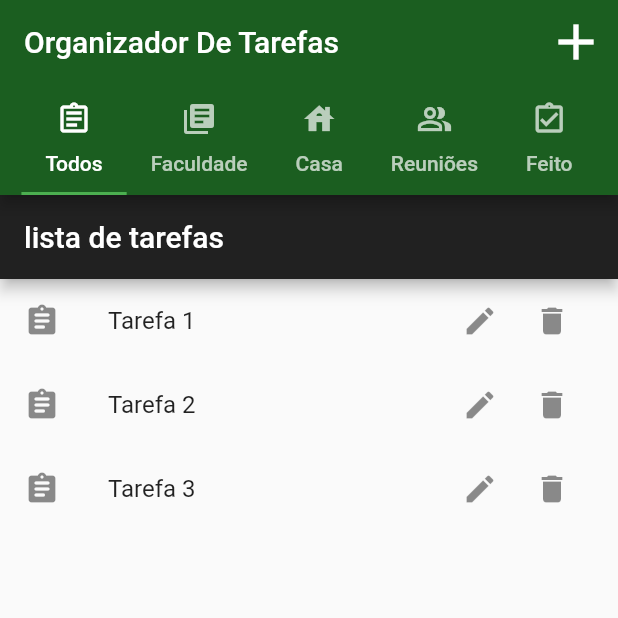
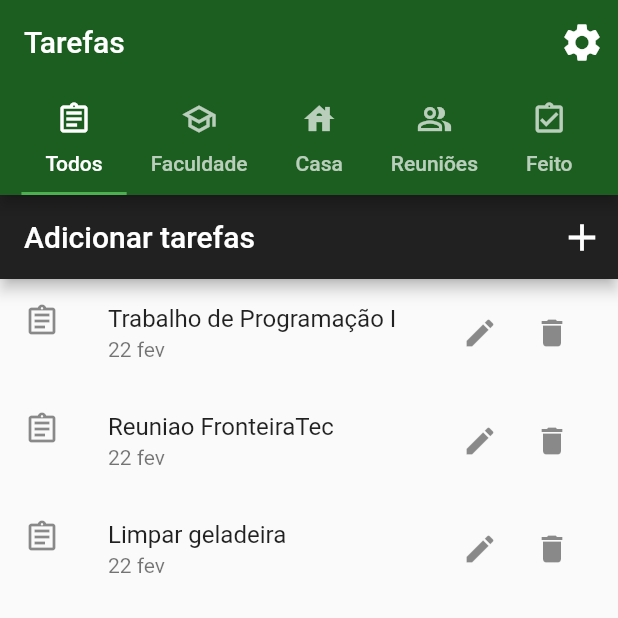
Before and after one commit to fabricioromanii/AppFlutter, a Flutter app: the screen it shows after launch, on a phone screen of 412 x 824 dp, the top half of it. Run offline on Flutter 3.47's test engine with Material 2 defaults, Android fonts, the phone set to English and light mode, and no system bars.

Commit message:
add formulario de tarefas

```diff
--- a/lib/components/TarefaTile.dart
+++ b/lib/components/TarefaTile.dart
@@ -4,16 +4,14 @@ import 'package:flutter/widgets.dart';
 import 'package:CursoFlutter/models/tarefas.dart';
 
 class TarefaTile extends StatelessWidget{
-
   final Tarefa tarefa;
   const TarefaTile(this.tarefa);
-
   @override
   Widget build(BuildContext context) {
     return ListTile(
-      leading: Icon(Icons.assignment_rounded),
+      leading: Icon(Icons.assignment_outlined),
       title: Text(tarefa.name),
-      //subtitle: Text(tarefa.prazo),
+      subtitle: Text(tarefa.prazo),
       trailing:Container(
         width: 100,
         child: Row(
--- a/lib/data/dummy_tarefas.dart
+++ b/lib/data/dummy_tarefas.dart
@@ -3,19 +3,19 @@ import 'package:CursoFlutter/models/tarefas.dart';
 const TAREFAS = {
   '1': const Tarefa(
     id:'1',
-    name:'Tarefa 1',
+    name:'Trabalho de Programação I',
     prazo: '22 fev',
     classificacao:'importante',
   ),
   '2': const Tarefa(
     id:'2',
-    name:'Tarefa 2',
+    name:'Reuniao FronteiraTec',
     prazo: '22 fev',
     classificacao:'importante',
   ),
   '3': const Tarefa(
     id:'3',
-    name:'Tarefa 3',
+    name:'Limpar geladeira',
     prazo: '22 fev',
     classificacao:'importante',
   ),
--- a/lib/main.dart
+++ b/lib/main.dart
@@ -2,6 +2,11 @@ import 'package:flutter/cupertino.dart';
 import 'package:flutter/material.dart';
 import 'package:flutter/widgets.dart';
 import 'package:CursoFlutter/views/tarefas_list.dart';
+import 'package:provider/provider.dart';
+import 'package:CursoFlutter/provider/tarefas.dart';
+import 'package:CursoFlutter/routes/appRoutes.dart';
+import 'package:CursoFlutter/views/tarefa_form.dart';
+
 
 main(){
   runApp(new MyApp());
@@ -9,7 +14,12 @@ main(){
 class MyApp extends StatelessWidget {
   @override
   Widget build(BuildContext context){
-    return MaterialApp(
+
+    return ChangeNotifierProvider(
+      create: (ctx) => Tarefas(),
+      child: MaterialApp(
+        debugShowCheckedModeBanner: false,
+        title: 'Tarefas',
         theme: ThemeData(
           primarySwatch: Colors.green,
         ),
@@ -17,13 +27,13 @@ class MyApp extends StatelessWidget {
           length: choices.length,
           child: Scaffold(
             appBar: AppBar(
-            title: const Text("Organizador De Tarefas"),
+              title: const Text("Tarefas"),
               backgroundColor: Colors.green[900],
               elevation: 4.0,
               actions:[
                 IconButton(
-                icon: Icon(Icons.add_outlined),
-                iconSize:40,
+                  icon: Icon(Icons.settings),
+                  iconSize:30,
                   color: Colors.white,
                   onPressed: (){},
                 ),
@@ -38,8 +48,12 @@ class MyApp extends StatelessWidget {
                 }).toList(),
               ),
             ),
-          body:TarefasList(),
+            body:TarefaList(),
           ),
+        ),
+        routes:{
+          AppRoutes.TAREFA_FORM: (_) => TarefaForm()
+        },
       ),
     );
   }
@@ -53,7 +67,7 @@ class Choice{
 
 const List<Choice> choices = <Choice>[
   Choice(title:'Todos',icon: Icons.assignment_outlined),
-  Choice(title:'Faculdade',icon: Icons.library_books),
+  Choice(title:'Faculdade',icon: Icons.school_outlined),
   Choice(title:'Casa',icon: Icons.house),
   Choice(title:'Reuniões',icon: Icons.people_alt_outlined),
   Choice(title:'Feito',icon: Icons.assignment_turned_in_outlined),
@@ -72,7 +86,7 @@ class ChoicePage extends StatelessWidget{
           mainAxisSize: MainAxisSize.min,
           crossAxisAlignment: CrossAxisAlignment.center,
           children: <Widget>[
-            Icon(choice.icon,color:textStyle.color,),
+            Icon(choice.icon,color:textStyle.color),
             Text(choice.title, style: textStyle),
           ],
         ),
--- a/lib/models/tarefas.dart
+++ b/lib/models/tarefas.dart
@@ -5,9 +5,11 @@ class Tarefa{
   final String name;
   final String prazo;
   final String classificacao;
+  //final int tipo; // 1 faculdade - 2 casa - 3 compras - 4 reunioes - 5 feito
 
   const Tarefa({
     this.id,
+    //@required this.tipo,
     @required this.name,
     @required this.prazo,
     @required this.classificacao,
--- /dev/null
+++ b/lib/routes/appRoutes.dart
@@ -0,0 +1,4 @@
+class AppRoutes{
+  static const HOME = "/";
+  static const TAREFA_FORM = "/tarefa-form";
+}
--- a/lib/views/tarefas_list.dart
+++ b/lib/views/tarefas_list.dart
@@ -1,21 +1,32 @@
 import 'package:flutter/material.dart';
-import 'package:CursoFlutter/data/dummy_tarefas.dart';
+import 'package:provider/provider.dart';
 import 'package:CursoFlutter/components/TarefaTile.dart';
-
-class TarefasList extends StatelessWidget {
+import'package:CursoFlutter/provider/tarefas.dart';
+import 'package:CursoFlutter/routes/appRoutes.dart';
+class TarefaList extends StatelessWidget {
   @override
   Widget build(BuildContext context) {
-
-    final tarefas = {...TAREFAS};
-
+    final Tarefas tarefas = Provider.of(context);
     return Scaffold(
       appBar: AppBar(
-        title : Text('lista de tarefas'),
-        backgroundColor: Colors.grey[900],
-      ),
+      title : Text('Adicionar tarefas'),
+      actions:[
+        IconButton(
+          icon: Icon(Icons.add),
+          iconSize:30,
+          color: Colors.white,
+          onPressed: (){
+           Navigator.of(context).pushNamed(
+             AppRoutes.TAREFA_FORM
+           );
+          },
+        ),
+      ],
+       backgroundColor: Colors.grey[900],
+       ),
       body: ListView.builder(
-        itemCount: tarefas.length,
-        itemBuilder: (ctx,i)=> TarefaTile(tarefas.values.elementAt(i)),
+        itemCount: tarefas.count,
+        itemBuilder: (ctx,i) => TarefaTile(tarefas.byIndex(i)),
       ),
     );
   }
```
Also changed, not shown: lib/provider/tarefas.dart (+35 -2 lines), lib/views/tarefa_form.dart (added, +45 -0 lines). Lines whose indentation alone changed are shown as unchanged.
